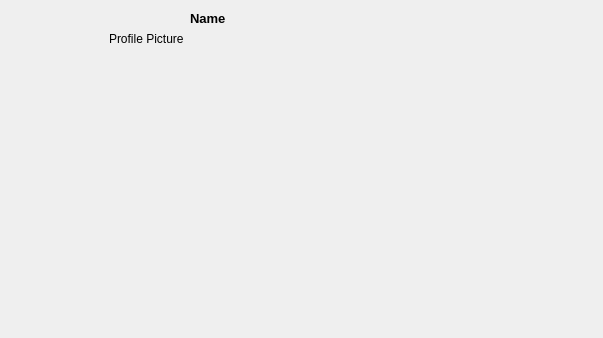
Qt form threaddetailsparticipants.ui (PeteCastle/SoftwareDesignCaseStudy) before a commit.
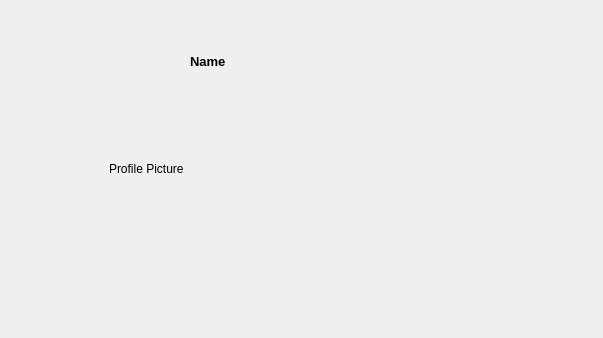
The same form after that commit.

What changed in the file:
```diff
--- a/threaddetailsparticipants.ui
+++ b/threaddetailsparticipants.ui
@@ -43,6 +43,9 @@
          <property name="text">
           <string/>
          </property>
+         <property name="wordWrap">
+          <bool>true</bool>
+         </property>
         </widget>
        </item>
        <item>
@@ -50,25 +53,15 @@
          <property name="text">
           <string/>
          </property>
+         <property name="wordWrap">
+          <bool>true</bool>
+         </property>
         </widget>
        </item>
       </layout>
      </item>
     </layout>
    </item>
-   <item>
-    <spacer name="verticalSpacer_2">
-     <property name="orientation">
-      <enum>Qt::Vertical</enum>
-     </property>
-     <property name="sizeHint" stdset="0">
-      <size>
-       <width>20</width>
-       <height>40</height>
-      </size>
-     </property>
-    </spacer>
-   </item>
   </layout>
  </widget>
  <resources/>
```
